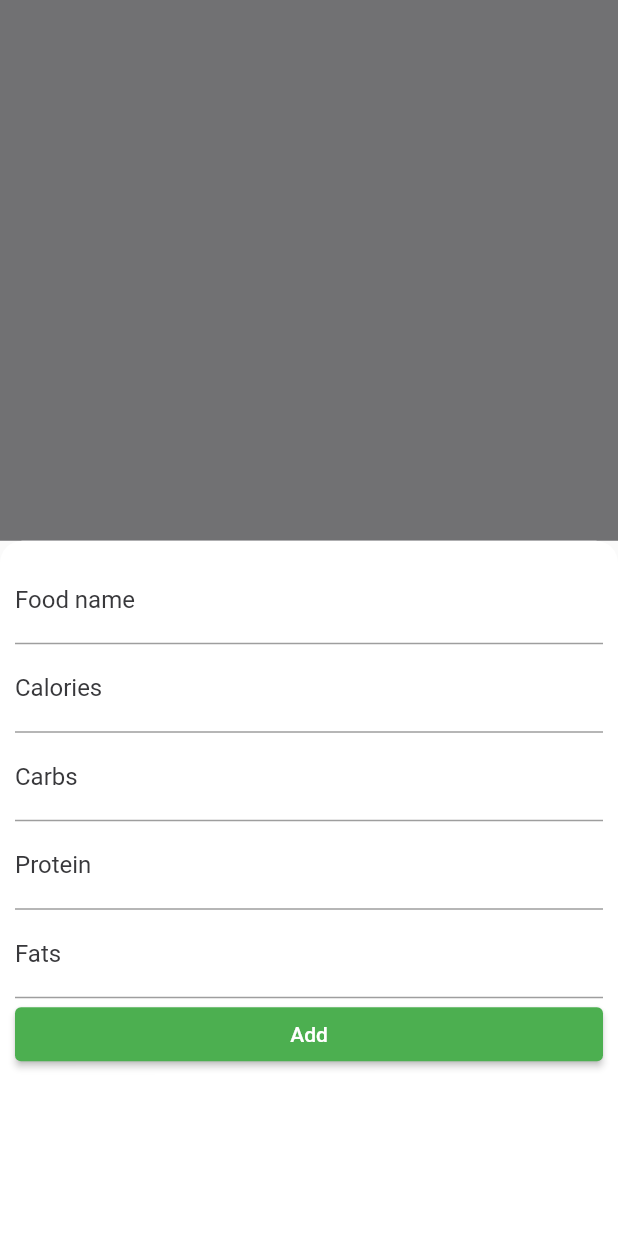
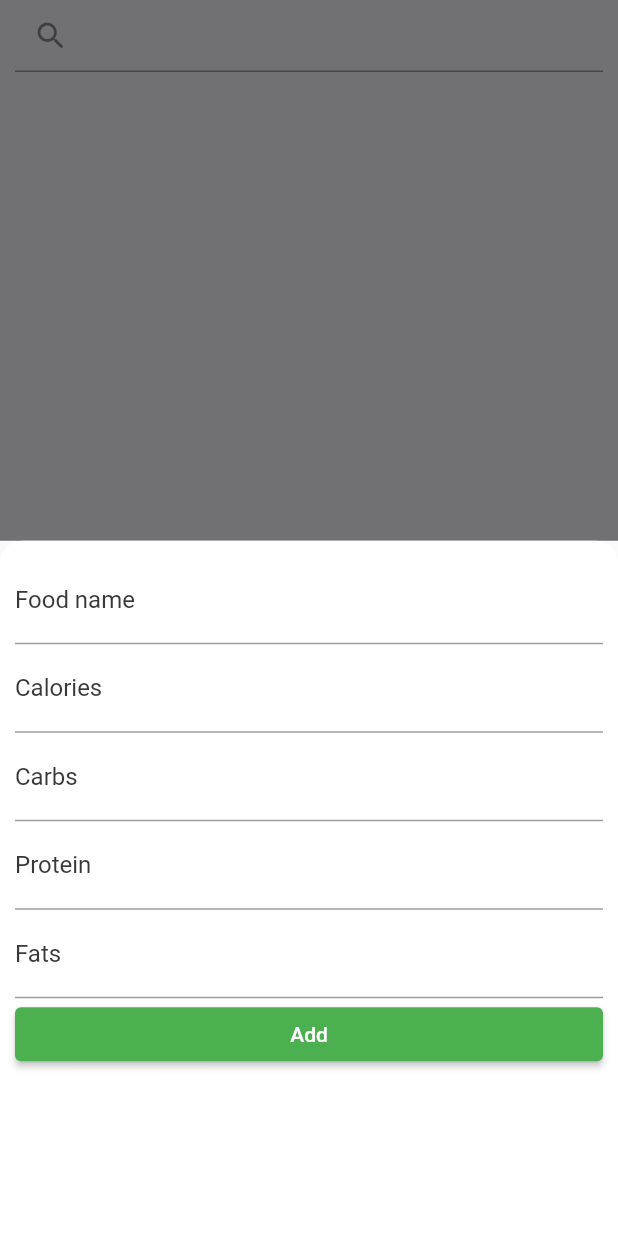
Before and after one commit to blaz-cerpnjak/flutter-nutrition-app, a Flutter app: the AddFoodScreen screen opened directly, after a tap on the "add" icon, on a phone screen of 412 x 824 dp. Run offline on Flutter 3.47's test engine with Material 2 defaults, Android fonts, the phone set to English and light mode, and no system bars; our stand-ins replace date_format, date_picker_timeline, flutter_slidable, flutter_speed_dial, flutter_svg, flutter_zoom_drawer and 6 more; accounts and stored records are empty.

Commit message:
Implement searching food

```diff
--- a/nutrition_app/lib/screens/add_food_screen.dart
+++ b/nutrition_app/lib/screens/add_food_screen.dart
@@ -14,6 +14,16 @@ class AddFoodScreen extends StatefulWidget {
 }
 
 class _AddFoodScreenState extends State<AddFoodScreen> {
+  late List<Food> _foods;
+  late List<Food> _filteredFoods;
+
+  @override
+  void initState() {
+    super.initState();
+    _foods = Boxes.getFoodsBox().values.toList().cast<Food>();
+    _filteredFoods = Boxes.getFoodsBox().values.toList().cast<Food>();
+  }
+
   @override
   void dispose() {
     Hive.close();
@@ -21,7 +31,7 @@ class _AddFoodScreenState extends State<AddFoodScreen> {
   }
 
   void updateFood(Food food, String name, double calories, double carbs,
-      double protein, double fats) {
+    double protein, double fats) {
     food.title = name;
     food.calories = calories;
     food.carbs = carbs;
@@ -36,7 +46,7 @@ class _AddFoodScreenState extends State<AddFoodScreen> {
   }
 
   void addFood(
-      String name, double calories, double carbs, double protein, double fats) {
+    String name, double calories, double carbs, double protein, double fats) {
     final foodsBox = Boxes.getFoodsBox();
 
     String uuid = Uuid().v4();
@@ -49,6 +59,22 @@ class _AddFoodScreenState extends State<AddFoodScreen> {
         calories: calories);
 
     foodsBox.add(food);
+  }
+
+  void filterFoods(String text) {
+    _filteredFoods.clear();
+    _filteredFoods.addAll(_foods);
+    if (text.isNotEmpty) {
+      setState(() {
+        _filteredFoods.retainWhere((food) {
+          return food.title.toLowerCase().contains(text.toLowerCase());
+        });
+      });
+    } else {
+      setState(() {
+        _filteredFoods;
+      });
+    }
   }
 
   void openBottomSheet(Food? food) {
@@ -160,13 +186,24 @@ class _AddFoodScreenState extends State<AddFoodScreen> {
   Widget build(BuildContext context) {
     return Scaffold(
       backgroundColor: Theme.of(context).backgroundColor,
-      body: ValueListenableBuilder<Box<Food>>(
-          valueListenable: Boxes.getFoodsBox().listenable(),
-          builder: (context, box, _) {
-            final foods = box.values.toList().cast<Food>();
-
-            return buildContent(foods);
-          }),
+      body: Column(
+        children: [
+          Padding(
+            padding: const EdgeInsets.symmetric(horizontal: 10),
+            child: searchBox(
+              onSearch: (s) => filterFoods(s)
+            ),
+          ),
+          Expanded(
+            child: ValueListenableBuilder<Box<Food>>(
+            valueListenable: Boxes.getFoodsBox().listenable(),
+            builder: (context, box, _) {
+              //final foods = box.values.toList().cast<Food>();
+              return buildContent(_filteredFoods);
+            }),
+          ),
+        ],
+      ),
       floatingActionButton: FloatingActionButton(
         onPressed: () {
           openBottomSheet(null);
@@ -175,6 +212,21 @@ class _AddFoodScreenState extends State<AddFoodScreen> {
         foregroundColor: Colors.white,
         child: const Icon(Icons.add_rounded),
       ),
+    );
+  }
+
+  Widget searchBox({required Function(String) onSearch}) {
+    return TextField(
+      maxLines: 1,
+      style: Theme.of(context).textTheme.bodyText1,
+      textAlignVertical: TextAlignVertical.center,
+      decoration: const InputDecoration(
+        prefixIcon: Icon(Icons.search_rounded),
+        iconColor: Colors.grey,
+      ),
+      onChanged: (s) => onSearch(s),
+      textInputAction: TextInputAction.search,
+      onSubmitted: (s) => onSearch(s),
     );
   }
 
@@ -199,7 +251,9 @@ class _AddFoodScreenState extends State<AddFoodScreen> {
                     backgroundColor: Theme.of(context).backgroundColor,
                     foregroundColor: Theme.of(context).primaryColor,
                     icon: Icons.edit_rounded,
-                    borderRadius: const BorderRadius.horizontal(left: Radius.circular(10)),
+                    borderRadius: const BorderRadius.horizontal(
+                      left: Radius.circular(10)
+                    ),
                   ),
                 ],
               ),
@@ -213,7 +267,8 @@ class _AddFoodScreenState extends State<AddFoodScreen> {
                     backgroundColor: Theme.of(context).backgroundColor,
                     foregroundColor: Theme.of(context).primaryColor,
                     icon: Icons.delete_rounded,
-                    borderRadius: const BorderRadius.horizontal(left: Radius.circular(10)),
+                    borderRadius: const BorderRadius.horizontal(
+                        left: Radius.circular(10)),
                   ),
                 ],
               ),
```
